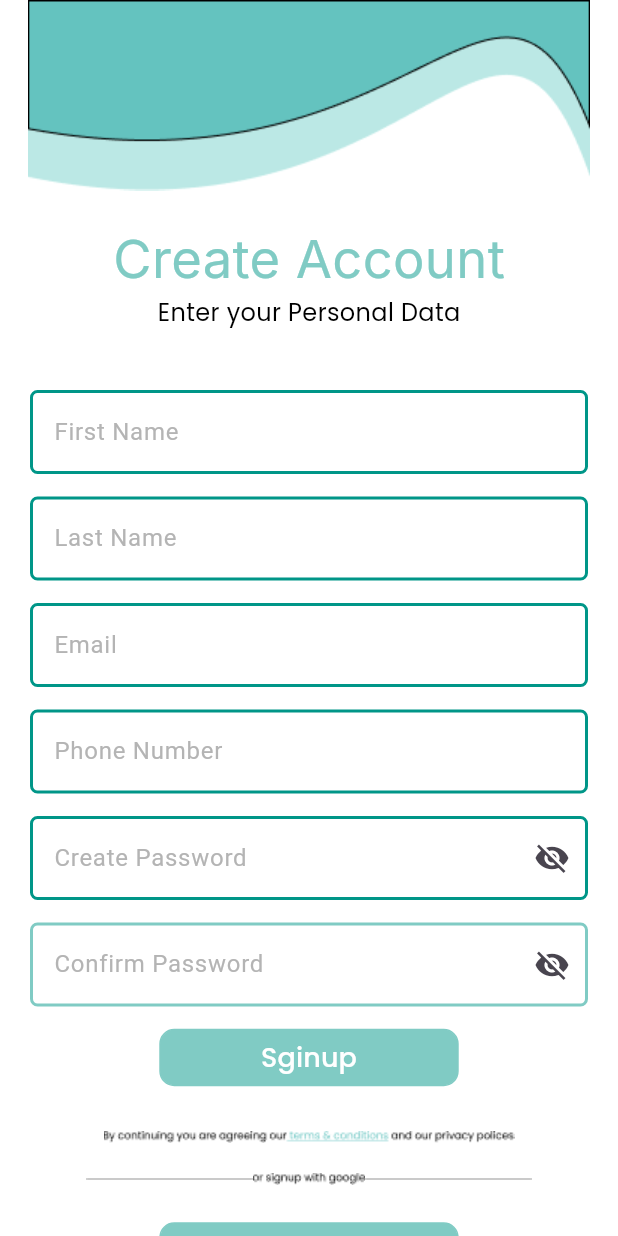
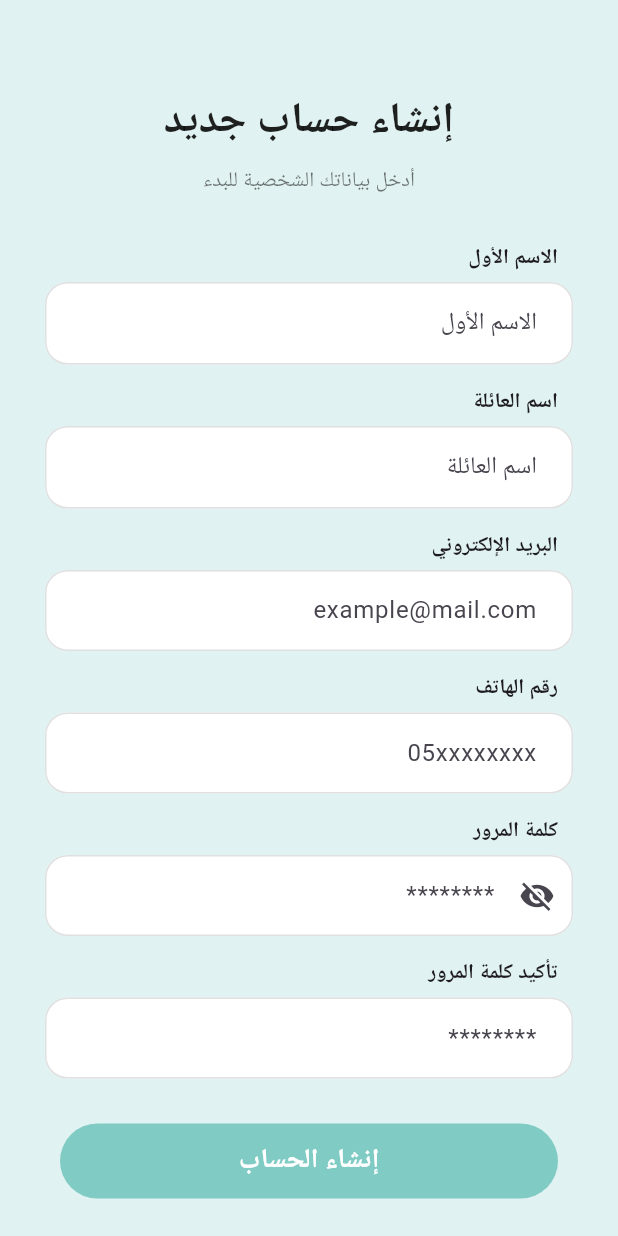
Before and after one commit to abdowqtube5-cmyk/Applacition-Devlopering, a Flutter app: the SginupScreen screen opened by its route, on a phone screen of 412 x 824 dp. Run offline on Flutter 3.47's test engine with Material 3 defaults, Android fonts, the phone set to English and light mode, and no system bars; our stand-ins replace firebase_core, get, google_fonts; accounts and stored records are empty; Roboto replaces fonts that are missing (Cairo).

Commit message:
NEW versoin applicaton complete

```diff
--- a/lib/view/screen/sginup_screen.dart
+++ b/lib/view/screen/sginup_screen.dart
@@ -11,139 +11,105 @@ class SginupScreen extends GetView<SginupController> {
   @override
   Widget build(BuildContext context) {
     return Scaffold(
-      backgroundColor: Colors.white,
+      backgroundColor: const Color(0xFFE0F2F1), // نفس الخلفية الفاتحة
       body: SingleChildScrollView(
         child: Column(
           children: [
-            Image.asset("assets/images/1.png"),
-            SizedBox(height: 20),
+            const SizedBox(height: 60),
             Text(
-              "Create Account",
-              style: GoogleFonts.inter(
-                textStyle: TextStyle(fontSize: 35, color: Colors.teal[200]),
+              "إنشاء حساب جديد",
+              style: GoogleFonts.cairo(
+                fontSize: 28,
+                fontWeight: FontWeight.bold,
+                color: Colors.black87,
               ),
             ),
+            const SizedBox(height: 10),
+            Text(
+              "أدخل بياناتك الشخصية للبدء",
+              style: GoogleFonts.cairo(fontSize: 14, color: Colors.black54),
+            ),
+            const SizedBox(height: 30),
 
-            Text(
-              "Enter your Personal Data",
-              style: GoogleFonts.poppins(
-                textStyle: TextStyle(fontSize: 16, color: Colors.black),
-              ),
-            ),
-            SizedBox(height: 40),
-            TextformfieldSginup(
-              controller: controller.controllerFirstName,
-              hintText: "First Name",
-            ),
-            SizedBox(height: 15),
-            TextformfieldSginup(
-              controller: controller.controllerLastName,
-              hintText: "Last Name",
-            ),
-            SizedBox(height: 15),
-            TextformfieldSginup(
-              controller: controller.controllerEmail,
-              hintText: "Email",
-            ),
-            SizedBox(height: 15),
-            TextformfieldSginup(
-              controller: controller.controllerPhoneNumber,
-              hintText: "Phone Number",
-            ),
-            SizedBox(height: 15),
+            // حقول البيانات بتنسيق متناسق
+            _buildFieldLabel("الاسم الأول"),
+            TextformfieldSginup(controller: controller.controllerFirstName, hintText: "الاسم الأول"),
 
+            const SizedBox(height: 15),
+            _buildFieldLabel("اسم العائلة"),
+            TextformfieldSginup(controller: controller.controllerLastName, hintText: "اسم العائلة"),
+
+            const SizedBox(height: 15),
+            _buildFieldLabel("البريد الإلكتروني"),
+            TextformfieldSginup(controller: controller.controllerEmail, hintText: "example@mail.com"),
+
+            const SizedBox(height: 15),
+            _buildFieldLabel("رقم الهاتف"),
+            TextformfieldSginup(controller: controller.controllerPhoneNumber, hintText: "05xxxxxxxx"),
+
+            const SizedBox(height: 15),
+            _buildFieldLabel("كلمة المرور"),
             GetBuilder<SginupController>(
-              builder: (SginupController controller) => TextformfieldSginup(
+              builder: (controller) => TextformfieldSginup(
                 obscureText: !controller.isvisable,
                 onChanged: (value) => controller.checkpasswordmatch(),
                 controller: controller.controllerCreatePassword,
-                hintText: "Create Password",
+                hintText: "********",
                 suffixIcon: IconButton(
-                  onPressed: () async {
-                    controller.actionvisible();
-                  },
-                  icon: controller.isvisable == true
-                      ? Icon(Icons.visibility)
-                      : Icon(Icons.visibility_off),
+                  onPressed: () => controller.actionvisible(),
+                  icon: Icon(controller.isvisable ? Icons.visibility : Icons.visibility_off),
                 ),
               ),
             ),
 
-            SizedBox(height: 15),
-            GetBuilder(
-              builder: (SginupController controller) => TextformfieldSginup(
+            const SizedBox(height: 15),
+            _buildFieldLabel("تأكيد كلمة المرور"),
+            GetBuilder<SginupController>(
+              builder: (controller) => TextformfieldSginup(
                 obscureText: !controller.isvisable,
                 controller: controller.controllerConfirmPassword,
-                onChanged: (Value) => controller.checkpasswordmatch(),
-                borderColor: controller.passwordMatch
-                    ? Colors.teal[200]
-                    : Colors.teal[200],
+                onChanged: (value) => controller.checkpasswordmatch(),
                 erorrText: controller.passwordMatch ? null : "كلمة المرور غير متطابقة",
-                hintText: "Confirm Password",
-                suffixIcon: IconButton(
-                  onPressed: () {
-                    controller.actionvisible();
-                  },
-                  icon: controller.isvisable == true
-                      ? Icon(Icons.visibility)
-                      : Icon(Icons.visibility_off),
-                ),
+                hintText: "********",
               ),
             ),
 
-            SizedBox(height: 10),
+            const SizedBox(height: 30),
+
+            // زر الإنشاء المرتبط بالـ Logic الخاص بك
             Button(
-              text: "Sginup",
-              color: Colors.teal[200],
-              colorfont: Colors.white,
+              text: "إنشاء الحساب",
+              color: const Color(0xFF80CBC4),
               onPressed: () => controller.dosginup(),
             ),
-            SizedBox(height: 5),
-            MaterialButton(
-              onPressed: () {},
-              child: Image.asset("assets/images/3.png"),
+
+            const SizedBox(height: 20),
+
+            // رابط العودة لتسجيل الدخول
+            Row(
+              mainAxisAlignment: MainAxisAlignment.center,
+              children: [
+                TextButton(
+                  onPressed: () => Get.toNamed("/Login"),
+                  child: Text("سجل دخولك", style: GoogleFonts.cairo(color: const Color(0xFF80CBC4), fontWeight: FontWeight.bold)),
+                ),
+                Text("لديك حساب بالفعل؟", style: GoogleFonts.cairo(fontSize: 13)),
+              ],
             ),
-            Container(
-              child: Row(
-                mainAxisAlignment: MainAxisAlignment.center,
-                children: [
-                  Image.asset("assets/images/Vector 1.png"),
-                  Image.asset("assets/images/4.png"),
-                  Image.asset("assets/images/Vector 2.png"),
-                ],
-              ),
-            ),
-            SizedBox(height: 20),
-            Button(
-              text: "Continue with Google",
-              color: Colors.teal[200],
-              colorfont: Colors.white,
-            ),
-            Container(
-              padding: EdgeInsets.only(left: 60),
-              child: Row(
-                mainAxisAlignment: MainAxisAlignment.center,
-                children: [
-                  Text(
-                    "Already have an Account?",
-                    style: TextStyle(fontSize: 10),
-                  ),
-                  MaterialButton(
-                    padding: EdgeInsets.only(right: 50),
-                    onPressed: () {
-                      Get.toNamed("/Login");
-                    },
-                    child: Text(
-                      "Login",
-                      style: TextStyle(fontSize: 10, color: Colors.teal[200]),
-                    ),
-                  ),
-                ],
-              ),
-            ),
+            const SizedBox(height: 40),
           ],
         ),
       ),
     );
   }
+
+  Widget _buildFieldLabel(String label) {
+    return Align(
+      alignment: Alignment.centerRight,
+      child: Padding(
+        padding: const EdgeInsets.only(right: 40, bottom: 5),
+        child: Text(label, style: GoogleFonts.cairo(fontWeight: FontWeight.w600, fontSize: 14)),
+      ),
+    );
+  }
 }
--- a/lib/view/widget/button.dart
+++ b/lib/view/widget/button.dart
@@ -6,25 +6,29 @@ class Button extends StatelessWidget {
   final Color? color;
   final Color? colorfont;
   final void Function()? onPressed;
+
   const Button({super.key, required this.text, this.color, this.colorfont, this.onPressed});
 
   @override
   Widget build(BuildContext context) {
-    return MaterialButton(
-      onPressed:onPressed,
-      child: Container(
-        width: 199.63,
-        height: 38.21,
-        decoration: BoxDecoration(
-          color: color ?? Colors.white,
-          borderRadius: BorderRadius.circular(10),
-          border: Border.all(color: const Color.fromARGB(255, 128, 203, 196)),
+    return Container(
+      width: double.infinity, // يأخذ العرض المتاح
+      margin: const EdgeInsets.symmetric(horizontal: 40),
+      height: 50,
+      child: MaterialButton(
+        onPressed: onPressed,
+        color: color ?? Colors.teal[200],
+        shape: RoundedRectangleBorder(
+          borderRadius: BorderRadius.circular(30), // شكل بيضاوي (Capsule)
         ),
-        child: Center(
-          child: Text(
-            text,
-            style: GoogleFonts.poppins(
-              textStyle: TextStyle(fontSize: 18, color: colorfont),
+        elevation: 0,
+        child: Text(
+          text,
+          style: GoogleFonts.cairo( // تغيير الخط ليدعم العربية بشكل أفضل
+            textStyle: TextStyle(
+              fontSize: 18,
+              color: colorfont ?? Colors.white,
+              fontWeight: FontWeight.bold
             ),
           ),
         ),
--- a/lib/view/widget/textformfield_Sginup.dart
+++ b/lib/view/widget/textformfield_Sginup.dart
@@ -3,26 +3,19 @@ import 'package:flutter/material.dart';
 class TextformfieldSginup extends StatelessWidget {
   final TextEditingController? controller;
   final String? hintText;
-  final void Function()? onPressed;
   final Widget? suffixIcon;
-  final String? labelText;
+  final Widget? prefixIcon; // إضافة أيقونة في البداية
   final bool obscureText;
-  final Color? focusColor;
-  final Color? borderColor;
-  final Color? focusedborderColor;
   final String? erorrText;
   final void Function(String)? onChanged;
+
   const TextformfieldSginup({
     super.key,
-    required this.controller,
-    required this.hintText,
-    this.onPressed,
+    this.controller,
+    this.hintText,
     this.suffixIcon,
-    this.labelText,
+    this.prefixIcon,
     this.obscureText = false,
-    this.focusColor,
-    this.borderColor,
-    this.focusedborderColor,
     this.erorrText,
     this.onChanged,
   });
@@ -30,32 +23,28 @@ class TextformfieldSginup extends StatelessWidget {
   @override
   Widget build(BuildContext context) {
     return Padding(
-      padding: EdgeInsets.symmetric(horizontal: 20),
+      padding: const EdgeInsets.symmetric(horizontal: 30),
       child: TextFormField(
+        controller: controller,
         obscureText: obscureText,
-        obscuringCharacter: '.',
-        controller: controller,
         onChanged: onChanged,
+        textAlign: TextAlign.right, // محاذاة النص لليمين
         decoration: InputDecoration(
-          labelText: labelText,
+          hintText: hintText,
+          prefixIcon: prefixIcon,
+          suffixIcon: suffixIcon,
+          errorText: erorrText,
           filled: true,
           fillColor: Colors.white,
-          hintText: hintText,
-          hintStyle: TextStyle(color: const Color.fromARGB(255, 180, 180, 180)),
-
-          border: OutlineInputBorder(),
-          focusColor: focusColor,
-
+          contentPadding: const EdgeInsets.symmetric(vertical: 15, horizontal: 20),
           enabledBorder: OutlineInputBorder(
-            borderSide: BorderSide(color: borderColor?? Colors.teal
-            , width: 2),
-            borderRadius: BorderRadius.circular(5),
+            borderRadius: BorderRadius.circular(15),
+            borderSide: BorderSide(color: Colors.grey.shade300),
           ),
           focusedBorder: OutlineInputBorder(
-            borderSide: BorderSide(color: focusedborderColor?? Colors.teal, width: 1),
+            borderRadius: BorderRadius.circular(15),
+            borderSide: const BorderSide(color: Color(0xFF80CBC4), width: 2),
           ),
-          suffixIcon: suffixIcon,
-          errorText: erorrText,
         ),
       ),
     );
```
Also changed, not shown: lib/controller/sginup_controller.dart (+8 -3 lines), lib/view/screen/login_screen.dart (+107 -81 lines), lib/view/screen/otp_screen.dart (added, +76 -0 lines).
